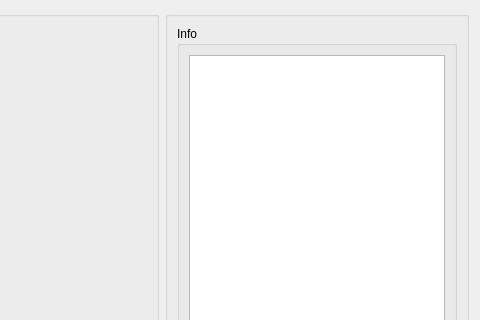
First picture: the form in visualisationgraphform.ui, repository 0mniCrow/SmartGraph, before the edit; both pictures show x 785 to 1265 and y 0 to 320 of the 1265 by 623 pixel window.
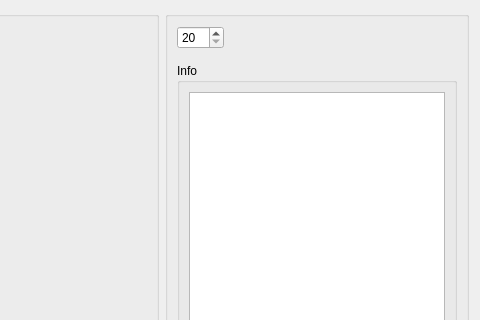
Second picture: the form after the edit.

```diff
--- a/visualisationgraphform.ui
+++ b/visualisationgraphform.ui
@@ -28,7 +28,43 @@
        <property name="title">
         <string/>
        </property>
-       <layout class="QVBoxLayout" name="verticalLayout_2" stretch="1,0">
+       <layout class="QVBoxLayout" name="verticalLayout_2" stretch="0,1,0">
+        <item>
+         <layout class="QHBoxLayout" name="horizontalLayout_5">
+          <property name="bottomMargin">
+           <number>8</number>
+          </property>
+          <item>
+           <widget class="QSpinBox" name="spinBox">
+            <property name="minimum">
+             <number>20</number>
+            </property>
+            <property name="maximum">
+             <number>300</number>
+            </property>
+            <property name="singleStep">
+             <number>5</number>
+            </property>
+            <property name="stepType">
+             <enum>QAbstractSpinBox::AdaptiveDecimalStepType</enum>
+            </property>
+           </widget>
+          </item>
+          <item>
+           <spacer name="horizontalSpacer">
+            <property name="orientation">
+             <enum>Qt::Horizontal</enum>
+            </property>
+            <property name="sizeHint" stdset="0">
+             <size>
+              <width>40</width>
+              <height>20</height>
+             </size>
+            </property>
+           </spacer>
+          </item>
+         </layout>
+        </item>
         <item>
          <widget class="QGroupBox" name="group_info">
           <property name="title">
```
